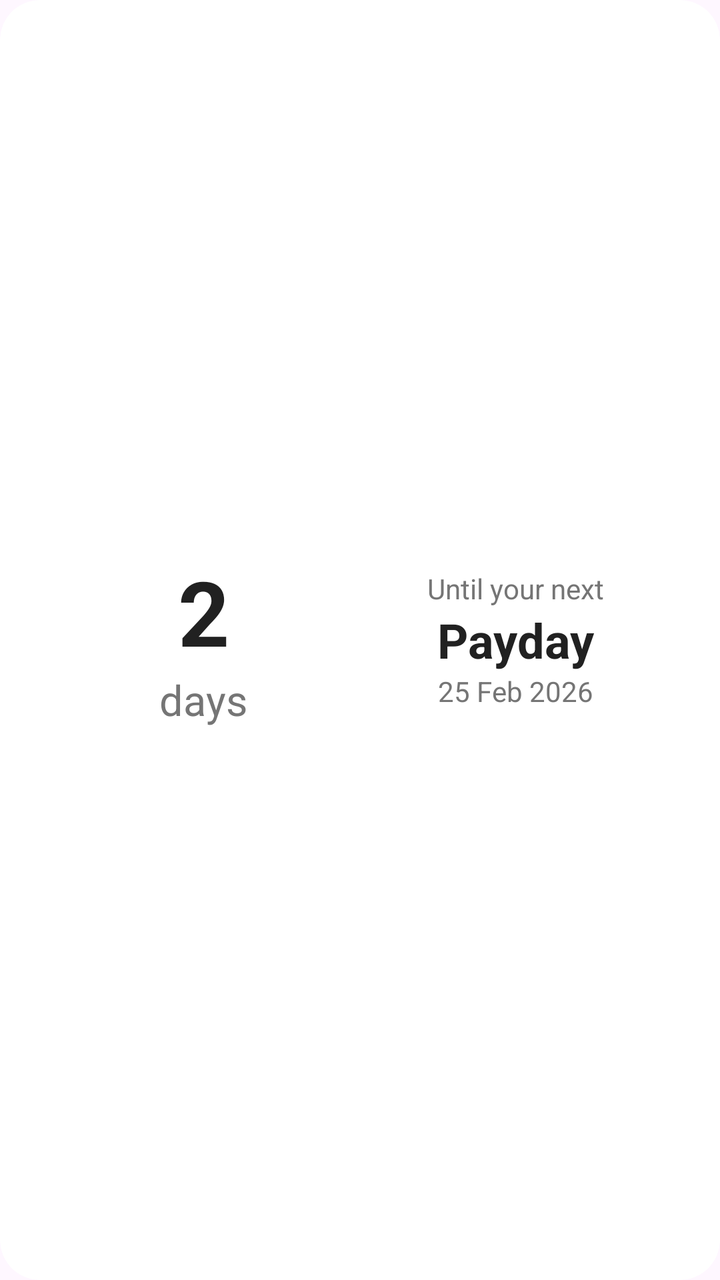
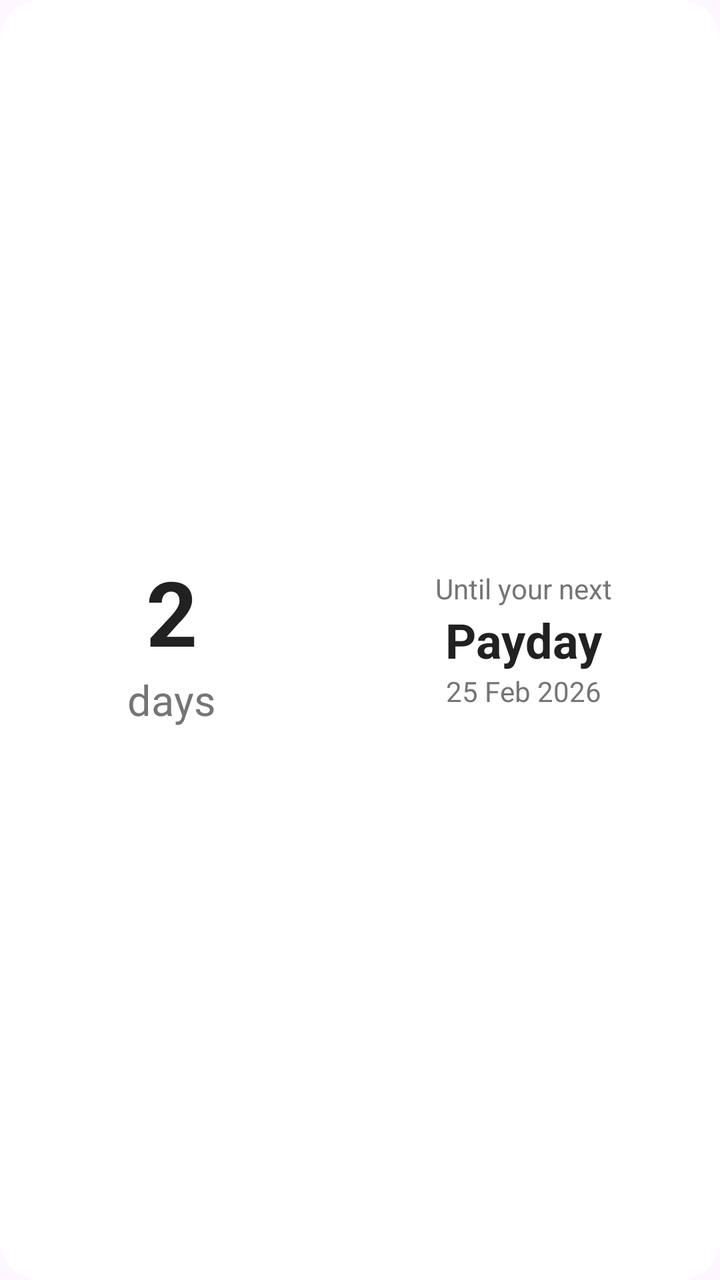

Before-and-after screenshots of an Android layout around one commit, followed by the original layout XML and the change that was made.
<!-- AndroidManifest.xml: application theme Theme.PaydayWidget -->
<!-- res/layout/payday_widget.xml -->
<RelativeLayout xmlns:android="http://schemas.android.com/apk/res/android"
    android:id="@+id/widgetRoot"
    style="@style/Widget.PaydayWidget.AppWidget.Container"
    android:layout_width="match_parent"
    android:layout_height="match_parent"
    android:background="@drawable/widget_bg"
    android:padding="8dp">

    <LinearLayout
        android:id="@+id/leftColumn"
        android:layout_width="wrap_content"
        android:layout_height="match_parent"
        android:layout_alignParentStart="true"
        android:gravity="center"
        android:orientation="vertical">

        
        <FrameLayout
            android:layout_width="140dp"
            android:layout_height="140dp"
            android:layout_marginStart="16dp">

            <ImageView
                android:id="@+id/progressCircle"
                android:layout_width="match_parent"
                android:layout_height="match_parent"
                android:contentDescription="@null" />

            <LinearLayout
                android:layout_width="match_parent"
                android:layout_height="match_parent"
                android:gravity="center"
                android:orientation="vertical">

                <TextView
                    android:id="@+id/txtDays"
                    android:layout_width="wrap_content"
                    android:layout_height="wrap_content"
                    android:text="2"
                    android:textColor="#212121"
                    android:textSize="45sp"
                    android:textStyle="bold" />

                <TextView
                    android:id="@+id/txtLabel"
                    android:layout_width="wrap_content"
                    android:layout_height="wrap_content"
                    android:text="days"
                    android:textColor="#757575"
                    android:textSize="21sp" />
            </LinearLayout>
        </FrameLayout>
    </LinearLayout>

    <LinearLayout
        android:layout_width="match_parent"
        android:layout_height="match_parent"
        android:layout_toEndOf="@id/leftColumn"
        android:layout_marginEnd="16dp"
        android:gravity="center"
        android:orientation="vertical">

        <TextView
            android:id="@+id/txtPaydayInfo1"
            android:layout_width="wrap_content"
            android:layout_height="wrap_content"
            android:layout_marginStart="8dp"
            android:gravity="start"
            android:text="Until your next"
            android:textColor="#757575"
            android:textSize="14sp" />

        <TextView
            android:id="@+id/txtPaydayInfo2"
            android:layout_width="wrap_content"
            android:layout_height="wrap_content"
            android:layout_marginStart="8dp"
            android:gravity="start"
            android:text="Payday"
            android:textColor="#212121"
            android:textSize="24sp"
            android:textStyle="bold" />

        <TextView
            android:id="@+id/txtPaydayInfo3"
            android:layout_width="wrap_content"
            android:layout_height="wrap_content"
            android:layout_marginStart="8dp"
            android:gravity="start"
            android:text="25 Feb 2026"
            android:textColor="#757575"
            android:textSize="14sp" />
    </LinearLayout>

</RelativeLayout>
<!-- resources referenced by this layout -->
<resources>
  <!-- drawable widget_bg (drawable) -->
  <shape xmlns:android="http://schemas.android.com/apk/res/android">
      <solid android:color="#FFFFFF"/>
      <corners android:radius="20dp"/>
      <padding
          android:left="8dp"
          android:top="8dp"
          android:right="8dp"
          android:bottom="8dp"/>
  </shape>
  <style name="Widget.PaydayWidget.AppWidget.Container" parent="android:Widget">
          <item name="android:id">@android:id/background</item>
          <item name="android:background">?android:attr/colorBackground</item>
      </style>
  <style name="Theme.PaydayWidget" parent="Base.Theme.PaydayWidget" />
  <style name="Base.Theme.PaydayWidget" parent="Theme.Material3.DayNight.NoActionBar">
          
          
      </style>
</resources>

<!-- the commit's change to res/layout/payday_widget.xml (unified diff, before → after) -->
@@ -11,14 +11,14 @@
         android:layout_width="wrap_content"
         android:layout_height="match_parent"
         android:layout_alignParentStart="true"
+        android:layout_marginStart="8dp"
         android:gravity="center"
         android:orientation="vertical">
 
         
         <FrameLayout
             android:layout_width="140dp"
-            android:layout_height="140dp"
-            android:layout_marginStart="16dp">
+            android:layout_height="140dp">
 
             <ImageView
                 android:id="@+id/progressCircle"
@@ -55,8 +55,9 @@
     <LinearLayout
         android:layout_width="match_parent"
         android:layout_height="match_parent"
+        android:layout_marginStart="8dp"
+        android:layout_marginEnd="8dp"
         android:layout_toEndOf="@id/leftColumn"
-        android:layout_marginEnd="16dp"
         android:gravity="center"
         android:orientation="vertical">
 
